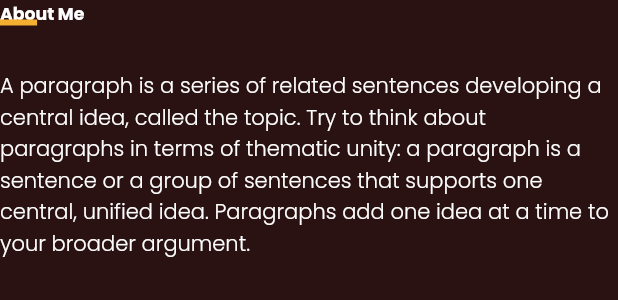
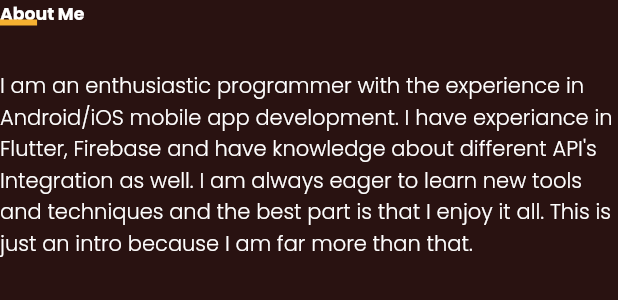
Before and after one commit to askabdulhaseeb/my-portfolio, a Flutter app: the AboutMeTextDetail widget shown alone on an empty page, opened directly with empty values, on a phone screen of 412 x 824 dp. Shown: the top 300 px of the screen. Run offline on Flutter 3.47's test engine with Material 2 defaults, Android fonts, the phone set to English and light mode, and no system bars; our stand-ins replace cloud_firestore, firebase_core, font_awesome_flutter; missing offline and left inert: dart:html; accounts and stored records are empty.

Commit message:
add SEO writing and project images

```diff
--- a/lib/configs/app_images.dart
+++ b/lib/configs/app_images.dart
@@ -1,2 +1,4 @@
 const String iPersonImage = 'assets/images/person.png';
+const String iPersonWithColorBackgroundImage =
+    'assets/images/person_with_color_background.png';
 const String iSetup = 'assets/images/setup.jpg';
--- a/lib/pages/about/about.dart
+++ b/lib/pages/about/about.dart
@@ -11,7 +11,9 @@ class AboutPage extends StatelessWidget {
   Widget build(BuildContext context) {
     final Size size = MediaQuery.of(context).size;
     return Padding(
-      padding: const EdgeInsets.all(100),
+      padding: (size.width > 800)
+          ? const EdgeInsets.all(100)
+          : const EdgeInsets.all(20),
       child: Row(
         crossAxisAlignment: CrossAxisAlignment.start,
         mainAxisAlignment: MainAxisAlignment.start,
@@ -104,7 +106,7 @@ class AboutMeTextDetail extends StatelessWidget {
         CustomizeUnderlineText(size: size, title: 'About Me'),
         SizedBox(
           child: SelectableText(
-            'A paragraph is a series of related sentences developing a central idea, called the topic. Try to think about paragraphs in terms of thematic unity: a paragraph is a sentence or a group of sentences that supports one central, unified idea. Paragraphs add one idea at a time to your broader argument.',
+            '''I am an enthusiastic programmer with the experience in Android/iOS mobile app development. I have experiance in Flutter, Firebase and have knowledge about different API's Integration as well. I am always eager to learn new tools and techniques and the best part is that I enjoy it all. This is just an intro because I am far more than that.''',
             style: TextStyle(
               fontWeight: FontWeight.w300,
             ),
--- a/lib/pages/services/services.dart
+++ b/lib/pages/services/services.dart
@@ -17,9 +17,9 @@ class ServicePage extends StatelessWidget {
         children: [
           CustomizeUnderlineText(size: size, title: 'Services'),
           SizedBox(
-            width: size.width / 2,
+            width: size.width / 1.5,
             child: SelectableText(
-              'A paragraph is a series of related sentences developing a central idea, called the topic. Try to think about paragraphs in terms of thematic unity: a paragraph is a sentence or a group of sentences that supports one central, unified idea. Paragraphs add one idea at a time to your broader argument.',
+              '''I have a group of experts and together as a team we cover almost all the design and development areas of Mobile Applications, Websites (Both Static and Dynamic) and Desktop Applications. We also provide services in UI/UX designs. Along with all these skillful services, we focus on client’s requirements and most importantly on client’s satisfaction, to build long-term professional relationships with our clients.''',
             ),
           ),
           const SizedBox(height: 40),
```
Also changed, not shown: lib/pages/home/home.dart (+1 -8 lines), assets/projects/easyio.png (added), assets/projects/golden_time_treading_app.jpeg (added), assets/projects/northwest_reverse_mortgage.png (added), assets/projects/review.png (added), assets/projects/safarKar.png (added).
